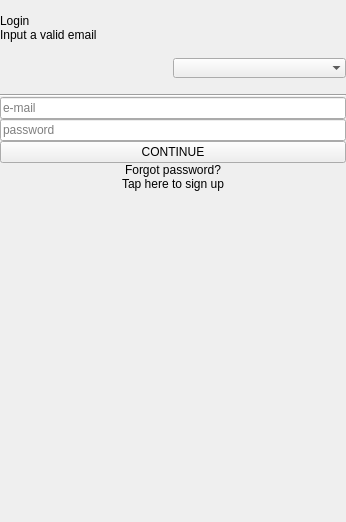
Before: the Qt Designer form ui/mobile/SignInScreen.ui in demlabs-cellframe/dap-ui-sdk, drawn with Qt 5.
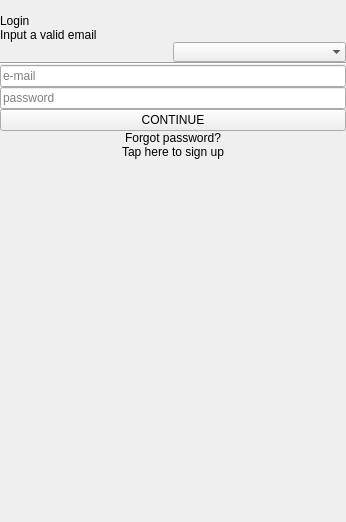
After: the same form once the commit is applied. Custom widgets are drawn as their Qt base class.

The edit to the form file:
```diff
--- a/ui/mobile/SignInScreen.ui
+++ b/ui/mobile/SignInScreen.ui
@@ -85,7 +85,7 @@
    <item>
     <widget class="QWidget" name="wgtComboBoxFrame" native="true">
      <property name="sizePolicy">
-      <sizepolicy hsizetype="Preferred" vsizetype="Fixed">
+      <sizepolicy hsizetype="Preferred" vsizetype="Preferred">
        <horstretch>0</horstretch>
        <verstretch>0</verstretch>
       </sizepolicy>
@@ -93,7 +93,7 @@
      <property name="minimumSize">
       <size>
        <width>0</width>
-       <height>52</height>
+       <height>0</height>
       </size>
      </property>
      <layout class="QHBoxLayout" name="horizontalLayout">
```
